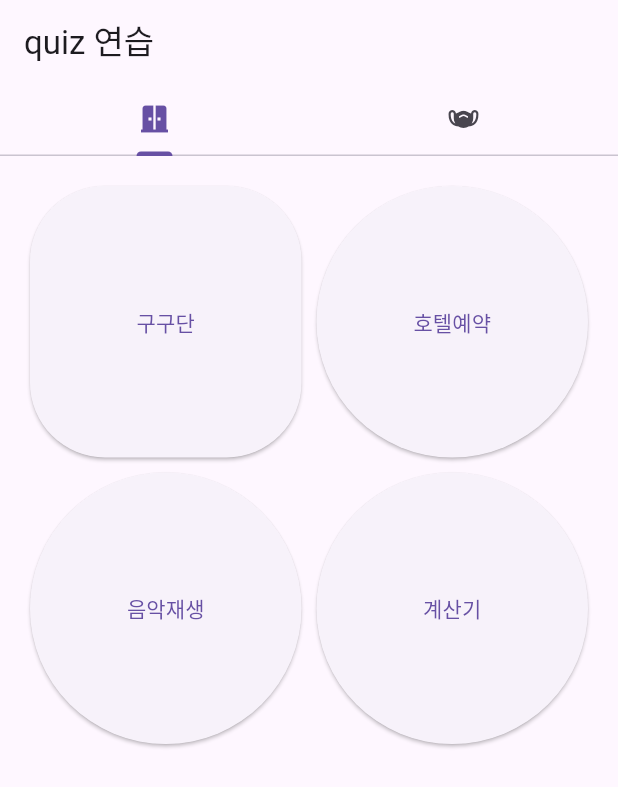
After one commit to kga9002/counter_app, a Flutter app: the NaviWidget screen opened directly, on a phone screen of 412 x 824 dp. The commit adds this screen. Shown: the top 787 px of the screen. Run offline on Flutter 3.47's test engine with Material 3 defaults, Android fonts, the phone set to English and light mode, and no system bars; our stand-ins replace audioplayers, firebase_auth, firebase_core, firebase_database, google_fonts, plugin_platform_interface; missing offline and left inert: firebase_core_platform_interface, mockito; accounts and stored records are empty; generated files the repository leaves out were written again.

Commit message:
[UPDATE] quiz

```diff
--- a/lib/day11/textfield/calculator.dart
+++ b/lib/day11/textfield/calculator.dart
@@ -88,6 +88,7 @@ class CalTextFieldState extends State<CalTextFieldWidget> {
   @override
   Widget build(BuildContext context) {
     return Scaffold(
+      appBar: AppBar(title: Text("계산기")),
       body: Container(
         padding: EdgeInsets.all(10),
         child: ListView(
--- a/lib/day12/quiz.dart
+++ b/lib/day12/quiz.dart
@@ -57,6 +57,7 @@ class HotelState extends State<HotelWidget> {
   @override
   Widget build(BuildContext context) {
     return Scaffold(
+      appBar: AppBar(title: Text("호텔 예약")),
       body: Container(
         padding: EdgeInsets.all(20),
         child: ListView(
--- /dev/null
+++ b/lib/day14/quiz/main.dart
@@ -0,0 +1,125 @@
+import 'package:flutter/material.dart';
+import 'package:url_launcher/url_launcher.dart';
+
+import '../../day11/textfield/calculator.dart';
+import '../../day12/quiz.dart';
+import '../../day9/study/hello.dart';
+import '../audio.dart';
+
+void main() => runApp(const MyApp());
+
+List list = [
+  "https://www.naver.com",
+  "https://www.google.com",
+  "https://www.x.com",
+  "https://api.flutter.dev",
+  "https://api.dart.dev",
+];
+
+class MyApp extends StatelessWidget {
+  const MyApp({super.key});
+
+  @override
+  Widget build(BuildContext context) {
+    return MaterialApp(title: 'Material App', home: NaviWidget());
+  }
+}
+
+class NaviWidget extends StatelessWidget {
+  Future<void> _launchUrl(Uri _url) async {
+    if (!await launchUrl(_url)) {
+      throw Exception('Could not launch $_url');
+    }
+  }
+
+  @override
+  Widget build(BuildContext context) {
+    return DefaultTabController(
+      initialIndex: 0,
+      length: 2,
+      child: Scaffold(
+        appBar: AppBar(
+          title: Text("quiz 연습"),
+          bottom: TabBar(
+            tabs: [
+              Tab(icon: Icon(Icons.door_sliding)),
+              Tab(icon: Icon(Icons.masks_sharp)),
+            ],
+          ),
+        ),
+        body: TabBarView(
+          children: [
+            Container(
+              padding: EdgeInsets.all(20),
+              child: GridView.count(
+                crossAxisCount: 2,
+                crossAxisSpacing: 10,
+                mainAxisSpacing: 10,
+                children: [
+                  ElevatedButton(
+                    style: ElevatedButton.styleFrom(
+                      shape: RoundedRectangleBorder(
+                        borderRadius: BorderRadius.all(Radius.circular(50)),
+                      ),
+                    ),
+                    onPressed: () {
+                      Navigator.push(
+                        context,
+                        MaterialPageRoute(builder: (context) => HelloWidget()),
+                      );
+                    },
+                    child: Text("구구단"),
+                  ),
+                  ElevatedButton(
+                    onPressed: () {
+                      Navigator.push(
+                        context,
+                        MaterialPageRoute(builder: (context) => HotelWidget()),
+                      );
+                    },
+                    child: Text("호텔예약"),
+                  ),
+                  ElevatedButton(
+                    onPressed: () {
+                      Navigator.push(
+                        context,
+                        MaterialPageRoute(builder: (context) => AudioWidget()),
+                      );
+                    },
+                    child: Text("음악재생"),
+                  ),
+                  ElevatedButton(
+                    onPressed: () {
+                      Navigator.push(
+                        context,
+                        MaterialPageRoute(
+                          builder: (context) => CalTextFieldWidget(),
+                        ),
+                      );
+                    },
+                    child: Text("계산기"),
+                  ),
+                ],
+              ),
+            ),
+            Container(
+              padding: EdgeInsets.all(20),
+              child: Column(
+                children: list
+                    .map(
+                      (e) => OutlinedButton(
+                        onPressed: () {
+                          _launchUrl(Uri.parse(e));
+                        },
+                        child: Text(e),
+                      ),
+                    )
+                    .toList(),
+              ),
+            ),
+          ],
+        ),
+      ),
+    );
+  }
+}
--- a/lib/day9/study/hello.dart
+++ b/lib/day9/study/hello.dart
@@ -6,6 +6,7 @@ class HelloWidget extends StatelessWidget {
   @override
   Widget build(BuildContext context) {
     return Scaffold(
+      appBar: AppBar(title: Text("구구단")),
       body: Container(
         padding: EdgeInsets.all(20),
         child: GridView.count(
--- a/pubspec.yaml
+++ b/pubspec.yaml
@@ -68,7 +68,7 @@ flutter:
   #   - images/a_dot_burr.jpeg
   #   - images/a_dot_ham.jpeg
   assets:
-    - assets/audio
+    - assets/audio/
 
   # An image asset can refer to one or more resolution-specific "variants", see
   # https://flutter.dev/to/resolution-aware-images
```
Also changed, not shown: lib/main.dart (+8 -1 lines).
